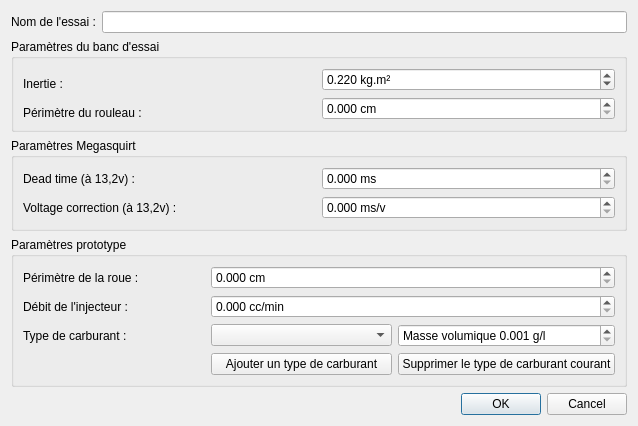
This is Megasquirt/MSDataParameterDialog.ui in xaviermawet/EcoMotion2013BenchTestExperimental as Qt 5 draws it before an edit. The edited form follows.
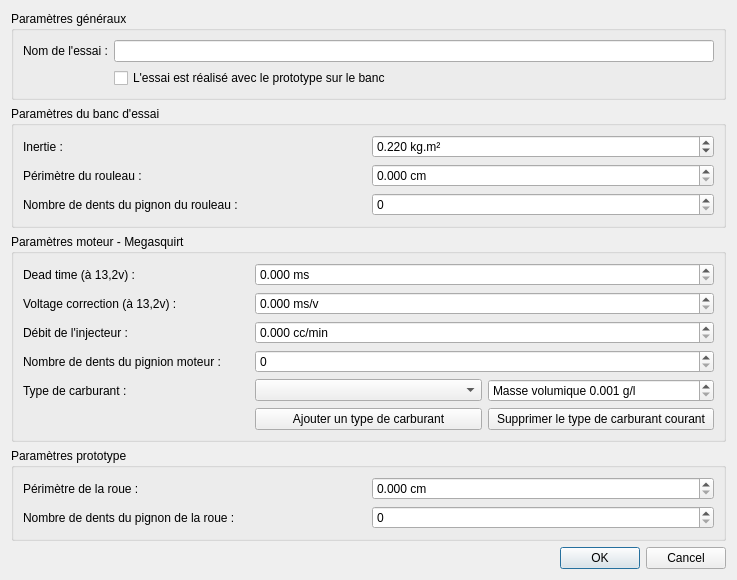
This is the edited form. Icons and pictures are not drawn.

Commit message: Ajout des nouveaux paramètres d'importation (seul, la partie graphique a été modifiée)

The edit to the form file:
```diff
--- a/Megasquirt/MSDataParameterDialog.ui
+++ b/Megasquirt/MSDataParameterDialog.ui
@@ -6,8 +6,8 @@
    <rect>
     <x>0</x>
     <y>0</y>
-    <width>638</width>
-    <height>424</height>
+    <width>737</width>
+    <height>576</height>
    </rect>
   </property>
   <property name="windowTitle">
@@ -19,18 +19,30 @@
   </property>
   <layout class="QVBoxLayout" name="verticalLayout">
    <item>
-    <layout class="QGridLayout" name="gridLayout">
-     <item row="0" column="0">
-      <widget class="QLabel" name="testNameLabel">
-       <property name="text">
-        <string>Nom de l'essai :</string>
-       </property>
-      </widget>
-     </item>
-     <item row="0" column="1">
-      <widget class="QLineEdit" name="testNameLineEdit"/>
-     </item>
-    </layout>
+    <widget class="QGroupBox" name="groupBox">
+     <property name="title">
+      <string>Paramètres généraux</string>
+     </property>
+     <layout class="QGridLayout" name="gridLayout">
+      <item row="0" column="0">
+       <widget class="QLabel" name="testNameLabel">
+        <property name="text">
+         <string>Nom de l'essai :</string>
+        </property>
+       </widget>
+      </item>
+      <item row="0" column="1">
+       <widget class="QLineEdit" name="testNameLineEdit"/>
+      </item>
+      <item row="1" column="1">
+       <widget class="QCheckBox" name="checkBox">
+        <property name="text">
+         <string>L'essai est réalisé avec le prototype sur le banc</string>
+        </property>
+       </widget>
+      </item>
+     </layout>
+    </widget>
    </item>
    <item>
     <widget class="QGroupBox" name="benchGroupBox">
@@ -38,7 +50,7 @@
       <string>Paramètres du banc d'essai</string>
      </property>
      <layout class="QGridLayout" name="gridLayout_4">
-      <item row="0" column="0" rowspan="2">
+      <item row="0" column="0">
        <widget class="QLabel" name="inertieLabel">
         <property name="text">
          <string>Inertie :</string>
@@ -67,45 +79,48 @@
         </property>
        </widget>
       </item>
-      <item row="1" column="1" rowspan="2">
-       <widget class="QDoubleSpinBox" name="rollerPerimeterDoubleSpinBox">
-        <property name="accelerated">
-         <bool>true</bool>
-        </property>
-        <property name="suffix">
-         <string> cm</string>
-        </property>
-        <property name="decimals">
-         <number>3</number>
-        </property>
-        <property name="maximum">
-         <double>1000.000000000000000</double>
-        </property>
-       </widget>
-      </item>
-      <item row="2" column="0">
+      <item row="1" column="0">
        <widget class="QLabel" name="rollerPerimeterLabel">
         <property name="text">
          <string>Périmètre du rouleau :</string>
         </property>
        </widget>
       </item>
+      <item row="1" column="1">
+       <widget class="QDoubleSpinBox" name="rollerPerimeterDoubleSpinBox">
+        <property name="accelerated">
+         <bool>true</bool>
+        </property>
+        <property name="suffix">
+         <string> cm</string>
+        </property>
+        <property name="decimals">
+         <number>3</number>
+        </property>
+        <property name="maximum">
+         <double>1000.000000000000000</double>
+        </property>
+       </widget>
+      </item>
+      <item row="2" column="0">
+       <widget class="QLabel" name="label">
+        <property name="text">
+         <string>Nombre de dents du pignon du rouleau :</string>
+        </property>
+       </widget>
+      </item>
+      <item row="2" column="1">
+       <widget class="QSpinBox" name="spinBox"/>
+      </item>
      </layout>
     </widget>
    </item>
    <item>
     <widget class="QGroupBox" name="megasquirtGroupBox">
      <property name="title">
-      <string>Paramètres Megasquirt</string>
+      <string>Paramètres moteur - Megasquirt</string>
      </property>
-     <layout class="QGridLayout" name="gridLayout_3">
-      <item row="1" column="0">
-       <widget class="QLabel" name="voltageCorrectionLabel">
-        <property name="text">
-         <string>Voltage correction (à 13,2v) :</string>
-        </property>
-       </widget>
-      </item>
+     <layout class="QGridLayout" name="gridLayout_2">
       <item row="0" column="0">
        <widget class="QLabel" name="deadTimeLabel">
         <property name="text">
@@ -113,26 +128,7 @@
         </property>
        </widget>
       </item>
-      <item row="1" column="1">
-       <widget class="QDoubleSpinBox" name="voltageCorrectionDoubleSpinBox">
-        <property name="accelerated">
-         <bool>true</bool>
-        </property>
-        <property name="suffix">
-         <string> ms/v</string>
-        </property>
-        <property name="decimals">
-         <number>3</number>
-        </property>
-        <property name="maximum">
-         <double>1000.000000000000000</double>
-        </property>
-        <property name="singleStep">
-         <double>0.010000000000000</double>
-        </property>
-       </widget>
-      </item>
-      <item row="0" column="1">
+      <item row="0" column="1" colspan="2">
        <widget class="QDoubleSpinBox" name="deadTimeDoubleSpinBox">
         <property name="accelerated">
          <bool>true</bool>
@@ -151,29 +147,20 @@
         </property>
        </widget>
       </item>
-     </layout>
-    </widget>
-   </item>
-   <item>
-    <widget class="QGroupBox" name="prototypeGroupBox">
-     <property name="title">
-      <string>Paramètres prototype</string>
-     </property>
-     <layout class="QGridLayout" name="gridLayout_2">
-      <item row="0" column="0">
-       <widget class="QLabel" name="protoWheelPerimeterLabel">
+      <item row="1" column="0">
+       <widget class="QLabel" name="voltageCorrectionLabel">
         <property name="text">
-         <string>Périmètre de la roue :</string>
+         <string>Voltage correction (à 13,2v) :</string>
         </property>
        </widget>
       </item>
-      <item row="0" column="1" colspan="2">
-       <widget class="QDoubleSpinBox" name="protoWheelPerimeterDoubleSpinBox">
+      <item row="1" column="1" colspan="2">
+       <widget class="QDoubleSpinBox" name="voltageCorrectionDoubleSpinBox">
         <property name="accelerated">
          <bool>true</bool>
         </property>
         <property name="suffix">
-         <string> cm</string>
+         <string> ms/v</string>
         </property>
         <property name="decimals">
          <number>3</number>
@@ -183,14 +170,14 @@
         </property>
        </widget>
       </item>
-      <item row="1" column="0">
+      <item row="2" column="0">
        <widget class="QLabel" name="injectorVolumetricFlowRateLabel">
         <property name="text">
          <string>Débit de l'injecteur :</string>
         </property>
        </widget>
       </item>
-      <item row="1" column="1" colspan="2">
+      <item row="2" column="1" colspan="2">
        <widget class="QDoubleSpinBox" name="injectorVolumetricFlowRateDoubleSpinBox">
         <property name="accelerated">
          <bool>true</bool>
@@ -206,17 +193,27 @@
         </property>
        </widget>
       </item>
-      <item row="2" column="0">
+      <item row="3" column="0">
+       <widget class="QLabel" name="label_2">
+        <property name="text">
+         <string>Nombre de dents du pignion moteur :</string>
+        </property>
+       </widget>
+      </item>
+      <item row="3" column="1" colspan="2">
+       <widget class="QSpinBox" name="spinBox_3"/>
+      </item>
+      <item row="4" column="0">
        <widget class="QLabel" name="fuelTypeLabelLabel">
         <property name="text">
          <string>Type de carburant :</string>
         </property>
        </widget>
       </item>
-      <item row="2" column="1">
+      <item row="4" column="1">
        <widget class="QComboBox" name="fuelTypeComboBox"/>
       </item>
-      <item row="2" column="2">
+      <item row="4" column="2">
        <widget class="QDoubleSpinBox" name="fuelDensityDoubleSpinBox">
         <property name="accelerated">
          <bool>true</bool>
@@ -244,14 +241,14 @@
         </property>
        </widget>
       </item>
-      <item row="3" column="1">
+      <item row="5" column="1">
        <widget class="QPushButton" name="addFuelPushButton">
         <property name="text">
          <string>Ajouter un type de carburant</string>
         </property>
        </widget>
       </item>
-      <item row="3" column="2">
+      <item row="5" column="2">
        <widget class="QPushButton" name="deleteFuelPushButton">
         <property name="text">
          <string>Supprimer le type de carburant courant</string>
@@ -261,6 +258,48 @@
      </layout>
     </widget>
    </item>
+   <item>
+    <widget class="QGroupBox" name="prototypeGroupBox">
+     <property name="title">
+      <string>Paramètres prototype</string>
+     </property>
+     <layout class="QGridLayout" name="gridLayout_3">
+      <item row="0" column="0">
+       <widget class="QLabel" name="protoWheelPerimeterLabel">
+        <property name="text">
+         <string>Périmètre de la roue :</string>
+        </property>
+       </widget>
+      </item>
+      <item row="0" column="1">
+       <widget class="QDoubleSpinBox" name="protoWheelPerimeterDoubleSpinBox">
+        <property name="accelerated">
+         <bool>true</bool>
+        </property>
+        <property name="suffix">
+         <string> cm</string>
+        </property>
+        <property name="decimals">
+         <number>3</number>
+        </property>
+        <property name="maximum">
+         <double>1000.000000000000000</double>
+        </property>
+       </widget>
+      </item>
+      <item row="1" column="0">
+       <widget class="QLabel" name="label_3">
+        <property name="text">
+         <string>Nombre de dents du pignon de la roue :</string>
+        </property>
+       </widget>
+      </item>
+      <item row="1" column="1">
+       <widget class="QSpinBox" name="spinBox_2"/>
+      </item>
+     </layout>
+    </widget>
+   </item>
    <item>
     <widget class="QDialogButtonBox" name="buttonBox">
      <property name="standardButtons">
```
Left out of the diff: 3 changed lines with no effect on the pictures.
